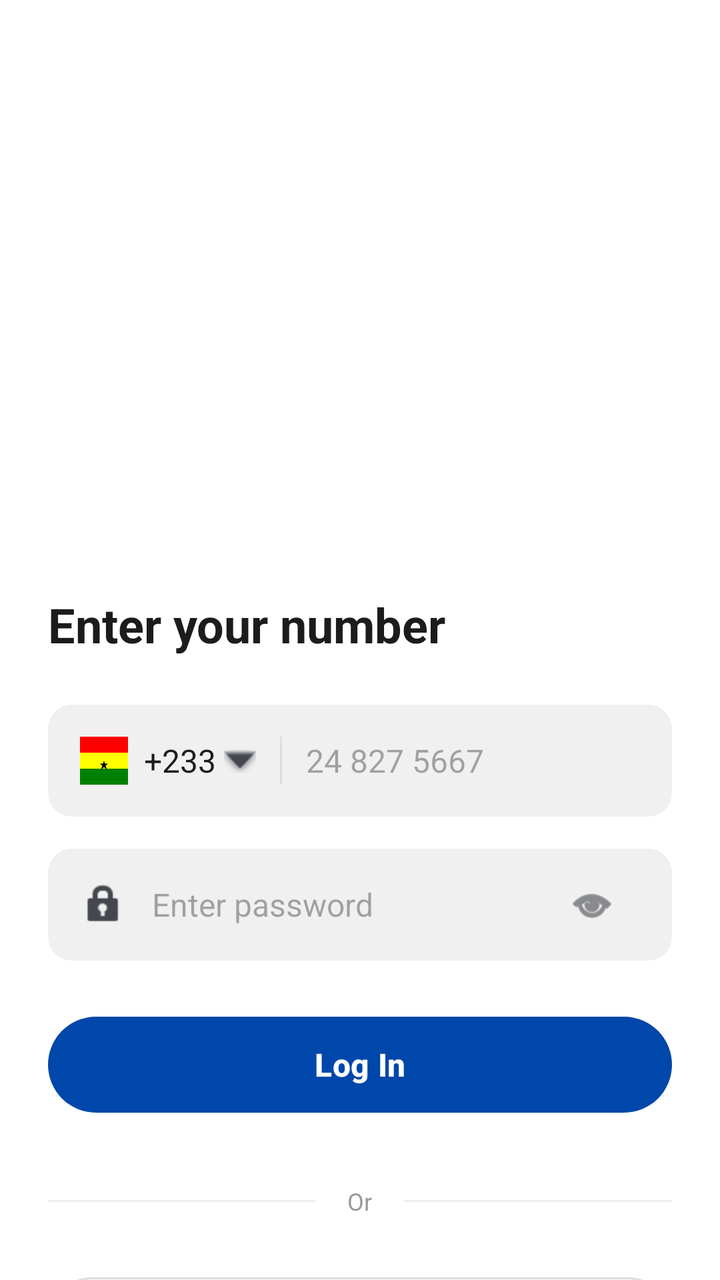
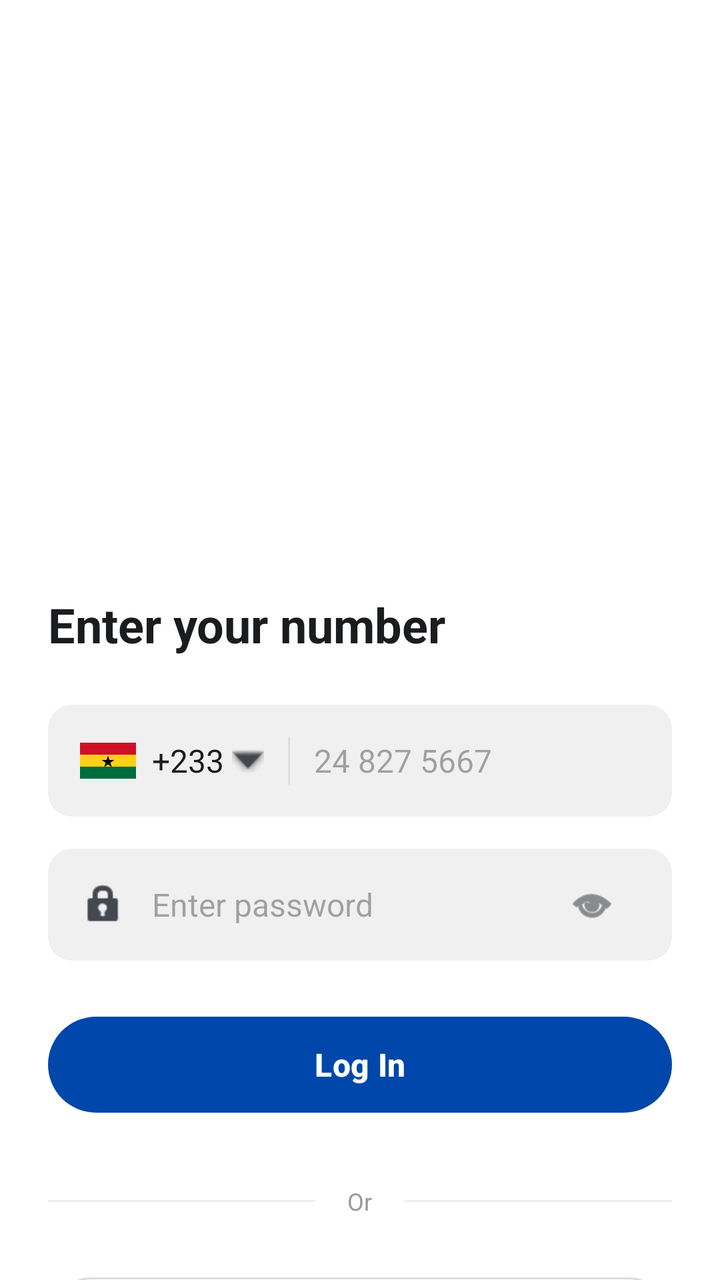

The first picture is an Android layout as it rendered before a commit; the second is the same layout after the commit. The layout source and the unified diff follow.
<!-- AndroidManifest.xml: activity theme Theme.FamekoDriver -->
<!-- res/layout/activity_driver_login.xml -->
<?xml version="1.0" encoding="utf-8"?>
<androidx.constraintlayout.widget.ConstraintLayout xmlns:android="http://schemas.android.com/apk/res/android"
    xmlns:app="http://schemas.android.com/apk/res-auto"
    xmlns:tools="http://schemas.android.com/tools"
    android:layout_width="match_parent"
    android:layout_height="match_parent"
    android:background="@color/white"
    tools:context=".DriverLoginActivity">

    
    <androidx.viewpager2.widget.ViewPager2
        android:id="@+id/viewPagerCarousel"
        android:layout_width="match_parent"
        android:layout_height="0dp"
        android:contentDescription="@string/cd_carousel_image"
        app:layout_constraintHeight_percent="0.4"
        app:layout_constraintEnd_toEndOf="parent"
        app:layout_constraintStart_toStartOf="parent"
        app:layout_constraintTop_toTopOf="parent" />

    <androidx.core.widget.NestedScrollView
        android:layout_width="match_parent"
        android:layout_height="0dp"
        android:fillViewport="true"
        app:layout_constraintBottom_toBottomOf="parent"
        app:layout_constraintTop_toBottomOf="@id/viewPagerCarousel">

        <LinearLayout
            android:layout_width="match_parent"
            android:layout_height="wrap_content"
            android:orientation="vertical"
            android:padding="24dp">

            <TextView
                android:id="@+id/tvTitle"
                android:layout_width="wrap_content"
                android:layout_height="wrap_content"
                android:layout_marginTop="16dp"
                android:text="@string/title_enter_number"
                android:textColor="#1A1C1E"
                android:textSize="24sp"
                android:textStyle="bold" />

            
            <LinearLayout
                android:layout_width="match_parent"
                android:layout_height="56dp"
                android:layout_marginTop="24dp"
                android:background="@drawable/bg_edittext_rounded"
                android:gravity="center_vertical"
                android:orientation="horizontal"
                android:paddingStart="16dp"
                android:paddingEnd="16dp">

                <ImageView
                    android:id="@+id/ivFlag"
                    android:layout_width="24dp"
                    android:layout_height="24dp"
                    android:contentDescription="@string/cd_ghana_flag"
                    android:src="@drawable/ic_ghana_flag" />

                <TextView
                    android:layout_width="wrap_content"
                    android:layout_height="wrap_content"
                    android:layout_marginStart="8dp"
                    android:text="@string/country_code_ghana"
                    android:textColor="#1A1C1E"
                    android:textSize="16sp" />

                <ImageView
                    android:layout_width="16dp"
                    android:layout_height="16dp"
                    android:layout_marginStart="4dp"
                    android:contentDescription="@string/cd_dropdown_arrow"
                    android:src="@android:drawable/arrow_down_float"
                    app:tint="#44474E" />

                <View
                    android:layout_width="1dp"
                    android:layout_height="24dp"
                    android:layout_marginStart="12dp"
                    android:background="#DDDDDD" />

                <EditText
                    android:id="@+id/etPhone"
                    android:layout_width="match_parent"
                    android:layout_height="match_parent"
                    android:autofillHints="phone"
                    android:background="@null"
                    android:hint="@string/hint_phone_placeholder"
                    android:inputType="phone"
                    android:paddingStart="12dp"
                    android:paddingEnd="12dp"
                    android:textColor="#1A1C1E"
                    android:textSize="16sp" />
            </LinearLayout>

            
            <LinearLayout
                android:id="@+id/passwordContainer"
                android:layout_width="match_parent"
                android:layout_height="56dp"
                android:layout_marginTop="16dp"
                android:background="@drawable/bg_edittext_rounded"
                android:gravity="center_vertical"
                android:orientation="horizontal"
                android:paddingStart="16dp"
                android:paddingEnd="16dp">

                <ImageView
                    android:layout_width="24dp"
                    android:layout_height="24dp"
                    android:contentDescription="@string/cd_lock_icon"
                    android:src="@android:drawable/ic_lock_idle_lock"
                    app:tint="#44474E" />

                <EditText
                    android:id="@+id/etPassword"
                    android:layout_width="0dp"
                    android:layout_height="match_parent"
                    android:layout_weight="1"
                    android:autofillHints="password"
                    android:background="@null"
                    android:hint="@string/hint_enter_password"
                    android:inputType="textPassword"
                    android:paddingStart="12dp"
                    android:paddingEnd="12dp"
                    android:textColor="#1A1C1E"
                    android:textSize="16sp" />

                <ImageView
                    android:id="@+id/ivPasswordVisibility"
                    android:layout_width="48dp"
                    android:layout_height="48dp"
                    android:background="?attr/selectableItemBackgroundBorderless"
                    android:clickable="true"
                    android:contentDescription="@string/cd_password_visibility"
                    android:focusable="true"
                    android:padding="12dp"
                    android:src="@android:drawable/ic_menu_view"
                    app:tint="#44474E" />
            </LinearLayout>

            <com.google.android.material.button.MaterialButton
                android:id="@+id/btnLogin"
                android:layout_width="match_parent"
                android:layout_height="56dp"
                android:layout_marginTop="24dp"
                android:text="@string/btn_log_in"
                android:textAllCaps="false"
                android:textColor="@android:color/white"
                android:textSize="16sp"
                android:textStyle="bold"
                app:backgroundTint="@color/brand_blue"
                app:cornerRadius="28dp" />

            
            <LinearLayout
                android:layout_width="match_parent"
                android:layout_height="wrap_content"
                android:layout_marginTop="32dp"
                android:gravity="center"
                android:orientation="horizontal">

                <View
                    android:layout_width="0dp"
                    android:layout_height="1dp"
                    android:layout_weight="1"
                    android:background="@color/divider_color" />

                <TextView
                    android:layout_width="wrap_content"
                    android:layout_height="wrap_content"
                    android:layout_marginStart="16dp"
                    android:layout_marginEnd="16dp"
                    android:text="@string/label_or"
                    android:textColor="#999999"
                    android:textSize="12sp" />

                <View
                    android:layout_width="0dp"
                    android:layout_height="1dp"
                    android:layout_weight="1"
                    android:background="@color/divider_color" />
            </LinearLayout>

            
            <com.google.android.material.button.MaterialButton
                android:id="@+id/btnGoogleLogin"
                style="@style/Widget.MaterialComponents.Button.OutlinedButton"
                android:layout_width="match_parent"
                android:layout_height="56dp"
                android:layout_marginTop="24dp"
                android:text="@string/btn_google_sign_in"
                android:textAllCaps="false"
                android:textColor="#44474E"
                android:textSize="16sp"
                app:cornerRadius="28dp"
                app:icon="@drawable/ic_google_logo"
                app:iconGravity="textStart"
                app:iconPadding="12dp"
                app:iconTint="@null"
                app:strokeColor="#DDDDDD"
                app:strokeWidth="1dp" />

            <TextView
                android:id="@+id/tvRegister"
                android:layout_width="wrap_content"
                android:layout_height="wrap_content"
                android:layout_gravity="center"
                android:layout_marginTop="24dp"
                android:text="@string/tv_register_prompt"
                android:textColor="#44474E"
                android:textSize="14sp" />

            
            <TextView
                android:layout_width="match_parent"
                android:layout_height="wrap_content"
                android:layout_marginTop="32dp"
                android:gravity="center"
                android:text="@string/tv_terms_policy"
                android:textColor="#999999"
                android:textSize="11sp" />

        </LinearLayout>
    </androidx.core.widget.NestedScrollView>

</androidx.constraintlayout.widget.ConstraintLayout>
<!-- resources referenced by this layout -->
<resources>
  <color name="brand_blue">#0047AB</color>
  <color name="divider_color">#EEEEEE</color>
  <color name="white">#FFFFFFFF</color>
  <!-- drawable bg_edittext_rounded (drawable) -->
  <?xml version="1.0" encoding="utf-8"?>
  <shape xmlns:android="http://schemas.android.com/apk/res/android">
      <solid android:color="#F0F0F0" />
      <corners android:radius="12dp" />
  </shape>
  <!-- drawable ic_ghana_flag (drawable) -->
  <vector xmlns:android="http://schemas.android.com/apk/res/android"
      android:width="24dp"
      android:height="24dp"
      android:viewportWidth="24"
      android:viewportHeight="24">
      <path
          android:fillColor="#FF0000"
          android:pathData="M0,0h24v8h-24z"/>
      <path
          android:fillColor="#FFFF00"
          android:pathData="M0,8h24v8h-24z"/>
      <path
          android:fillColor="#008000"
          android:pathData="M0,16h24v8h-24z"/>
      <path
          android:fillColor="#000000"
          android:pathData="M12,12l-1.5,4.5l3.5,-3l-4,0l3.5,3z"/>
  </vector>
  <!-- drawable ic_google_logo (drawable) -->
  <vector xmlns:android="http://schemas.android.com/apk/res/android"
      android:width="24dp"
      android:height="24dp"
      android:viewportWidth="24"
      android:viewportHeight="24">
      <path
          android:fillColor="#4285F4"
          android:pathData="M22.56,12.25c0,-0.78 -0.07,-1.53 -0.2,-2.25H12v4.26h5.92c-0.26,1.37 -1.04,2.53 -2.21,3.31v2.77h3.57C21.35,18.35 22.56,15.55 22.56,12.25z"/>
      <path
          android:fillColor="#34A853"
          android:pathData="M12,23c2.97,0 5.46,-0.98 7.28,-2.66l-3.57,-2.77c-0.99,0.66 -2.25,1.06 -3.71,1.06 -2.86,0 -5.27,-1.93 -6.13,-4.53H2.18v2.84C3.99,20.53 7.7,23 12,23z"/>
      <path
          android:fillColor="#FBBC05"
          android:pathData="M5.87,14.1c-0.22,-0.66 -0.35,-1.36 -0.35,-2.1s0.13,-1.44 0.35,-2.1V7.07H2.18C1.43,8.55 1,10.22 1,12s0.43,3.45 1.18,4.93L5.87,14.1z"/>
      <path
          android:fillColor="#EA4335"
          android:pathData="M12,5.38c1.62,0 3.06,0.56 4.21,1.64l3.15,-3.15C17.45,2.09 14.97,1 12,1 7.7,1 3.99,3.47 2.18,7.07l3.69,2.87c0.86,-2.6 3.27,-4.53 6.13,-4.53z"/>
  </vector>
  <string name="btn_google_sign_in">Sign in with Google</string>
  <string name="btn_log_in">Log In</string>
  <string name="cd_carousel_image">Carousel Image</string>
  <string name="cd_dropdown_arrow">Dropdown Arrow</string>
  <string name="cd_ghana_flag">Ghana Flag</string>
  <string name="cd_lock_icon">Lock Icon</string>
  <string name="cd_password_visibility">Toggle Password Visibility</string>
  <string name="country_code_ghana">+233</string>
  <string name="hint_enter_password">Enter password</string>
  <string name="hint_phone_placeholder">24 827 5667</string>
  <string name="label_or">Or</string>
  <string name="title_enter_number">Enter your number</string>
  <string name="tv_register_prompt">Don\'t have an account? Register here</string>
  <string name="tv_terms_policy">By signing up, you agree to our Terms &amp; Conditions, acknowledge our Privacy Policy, and confirm that you\'re over 18.</string>
  <style name="Theme.FamekoDriver" parent="Theme.Material3.DayNight.NoActionBar">
          <item name="colorPrimary">@color/brand_blue</item>
          <item name="colorPrimaryDark">@color/brand_blue</item>
          <item name="colorSecondary">@color/brand_orange</item>
          <item name="android:statusBarColor">@color/brand_blue</item>
          <item name="android:windowLightStatusBar" tools:targetApi="m">false</item>
      </style>
  <color name="brand_orange">#FF6B35</color>
</resources>

<!-- the commit's change to res/layout/activity_driver_login.xml (unified diff, before → after) -->
@@ -1,4 +1,5 @@
 <?xml version="1.0" encoding="utf-8"?>
+
 <androidx.constraintlayout.widget.ConstraintLayout xmlns:android="http://schemas.android.com/apk/res/android"
     xmlns:app="http://schemas.android.com/apk/res-auto"
     xmlns:tools="http://schemas.android.com/tools"
@@ -54,8 +55,9 @@
 
                 <ImageView
                     android:id="@+id/ivFlag"
-                    android:layout_width="24dp"
-                    android:layout_height="24dp"
+                    android:layout_width="28dp"
+                    android:layout_height="18dp"
+                    android:scaleType="fitCenter"
                     android:contentDescription="@string/cd_ghana_flag"
                     android:src="@drawable/ic_ghana_flag" />
 
<!-- resource entries referenced after the edit -->
@@ -11,22 +11,26 @@
   </shape>
   <!-- drawable ic_ghana_flag (drawable) -->
   <vector xmlns:android="http://schemas.android.com/apk/res/android"
-      android:width="24dp"
-      android:height="24dp"
-      android:viewportWidth="24"
-      android:viewportHeight="24">
+      android:width="28dp"
+      android:height="18dp"
+      android:viewportWidth="30"
+      android:viewportHeight="20">
+      
       <path
-          android:fillColor="#FF0000"
-          android:pathData="M0,0h24v8h-24z"/>
+          android:fillColor="#CE1126"
+          android:pathData="M0,0h30v6.67h-30z"/>
+      
       <path
-          android:fillColor="#FFFF00"
-          android:pathData="M0,8h24v8h-24z"/>
+          android:fillColor="#FCD116"
+          android:pathData="M0,6.67h30v6.66h-30z"/>
+      
       <path
-          android:fillColor="#008000"
-          android:pathData="M0,16h24v8h-24z"/>
+          android:fillColor="#006B3F"
+          android:pathData="M0,13.33h30v6.67h-30z"/>
+      
       <path
           android:fillColor="#000000"
-          android:pathData="M12,12l-1.5,4.5l3.5,-3l-4,0l3.5,3z"/>
+          android:pathData="M15.0,7.2L15.79,9.64L18.36,9.64L16.28,11.15L17.08,13.59L15.0,12.08L12.92,13.59L13.72,11.15L11.64,9.64L14.21,9.64Z"/>
   </vector>
   <!-- drawable ic_google_logo (drawable) -->
   <vector xmlns:android="http://schemas.android.com/apk/res/android"
